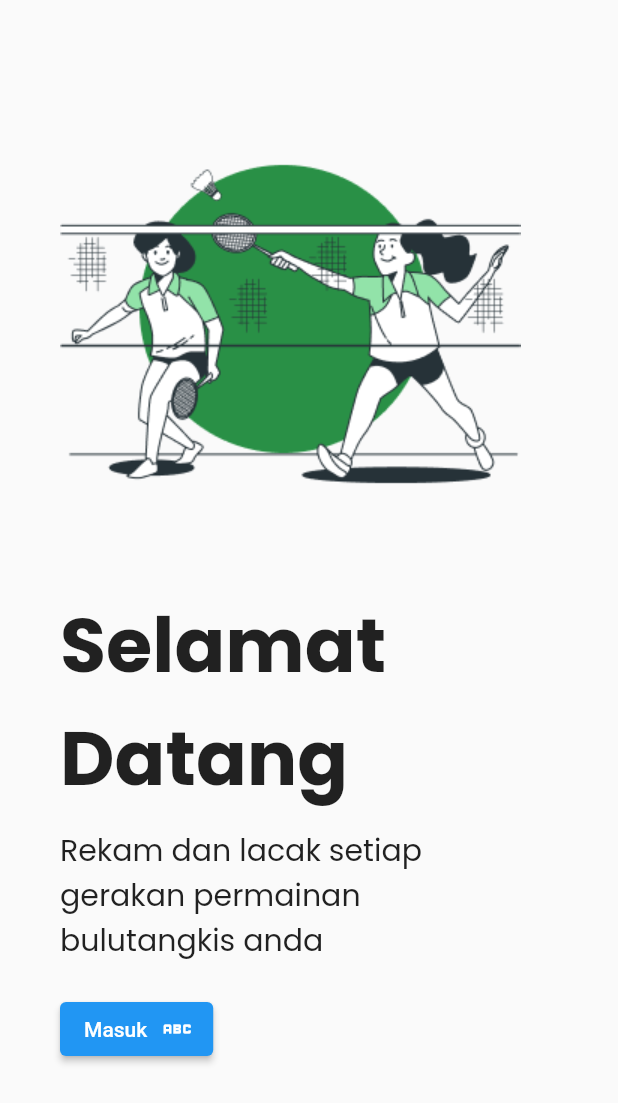
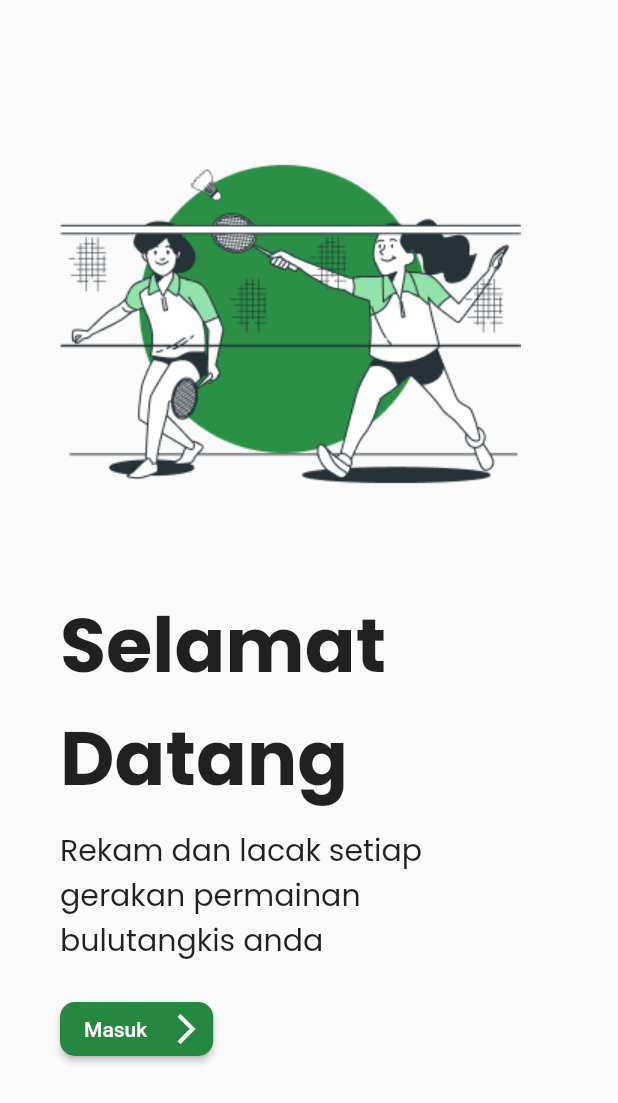
Before and after one commit to Harizt-LF/badmintonstroke_counter, a Flutter app: the screen it shows after launch, after a tap on "Masuk", on a phone screen of 412 x 824 dp. Shown: the top 1103 px of the screen. Run offline on Flutter 3.47's test engine with Material 2 defaults, Android fonts, the light colour scheme and no system bars; our stand-ins replace google_fonts.

Commit message:
Cleaning + button styling

```diff
--- a/lib/main.dart
+++ b/lib/main.dart
@@ -2,7 +2,7 @@ import 'package:flutter/material.dart';
 import 'package:google_fonts/google_fonts.dart';
 
 void main() {
-  runApp(Badminton());
+  runApp(const Badminton());
 }
 
 class Badminton extends StatelessWidget {
@@ -18,11 +18,11 @@ class Badminton extends StatelessWidget {
           padding: const EdgeInsets.symmetric(horizontal: 40),
           child:
               Column(crossAxisAlignment: CrossAxisAlignment.start, children: [
-            SizedBox(height: 60),
+            const SizedBox(height: 60),
             Container(
               child: Image.asset('assets/images/hero_welcome.png'),
             ),
-            SizedBox(
+            const SizedBox(
               height: 35,
             ),
             Text(
@@ -32,19 +32,24 @@ class Badminton extends StatelessWidget {
                 fontSize: 50,
               ),
             ),
-            SizedBox(height: 9),
+            const SizedBox(height: 9),
             Text(
               "Rekam dan lacak setiap\ngerakan permainan\nbulutangkis anda",
               style: GoogleFonts.poppins(
                   fontWeight: FontWeight.w400, fontSize: 20),
             ),
-            SizedBox(height: 20),
+            const SizedBox(height: 20),
             Directionality(
               textDirection: TextDirection.rtl,
               child: ElevatedButton.icon(
                 onPressed: () {},
-                icon: Icon(Icons.abc),
-                label: Text('Masuk'),
+                icon: const Icon(Icons.arrow_back_ios),
+                label: const Text('Masuk'),
+                style: ElevatedButton.styleFrom(
+                  shape: RoundedRectangleBorder(
+                      borderRadius: BorderRadius.circular(10)),
+                  backgroundColor: const Color.fromARGB(255, 37, 136, 65),
+                ),
               ),
             ),
           ]),
```
